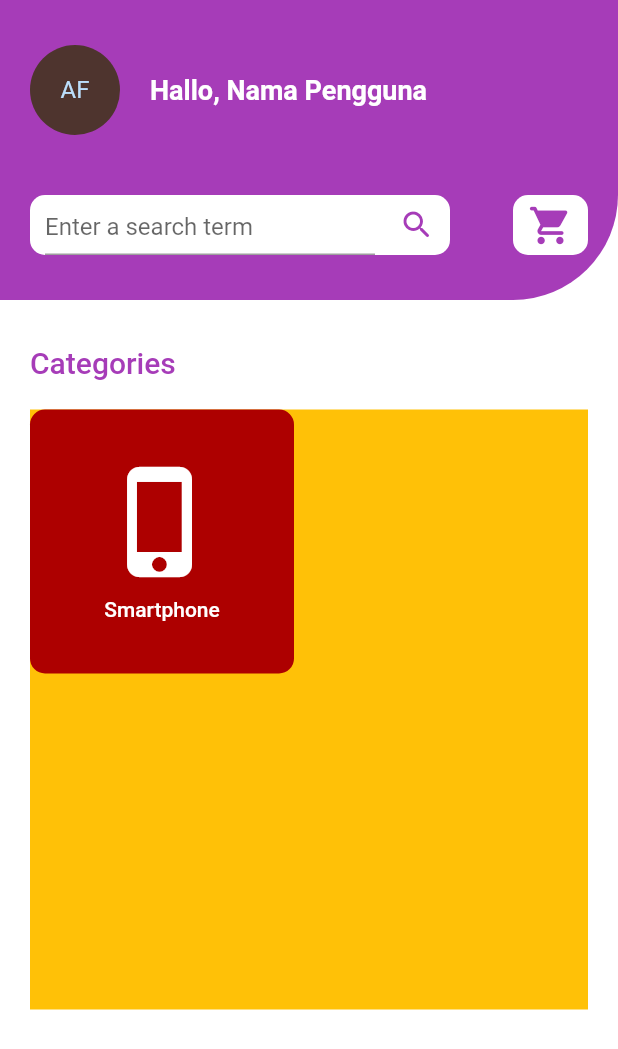
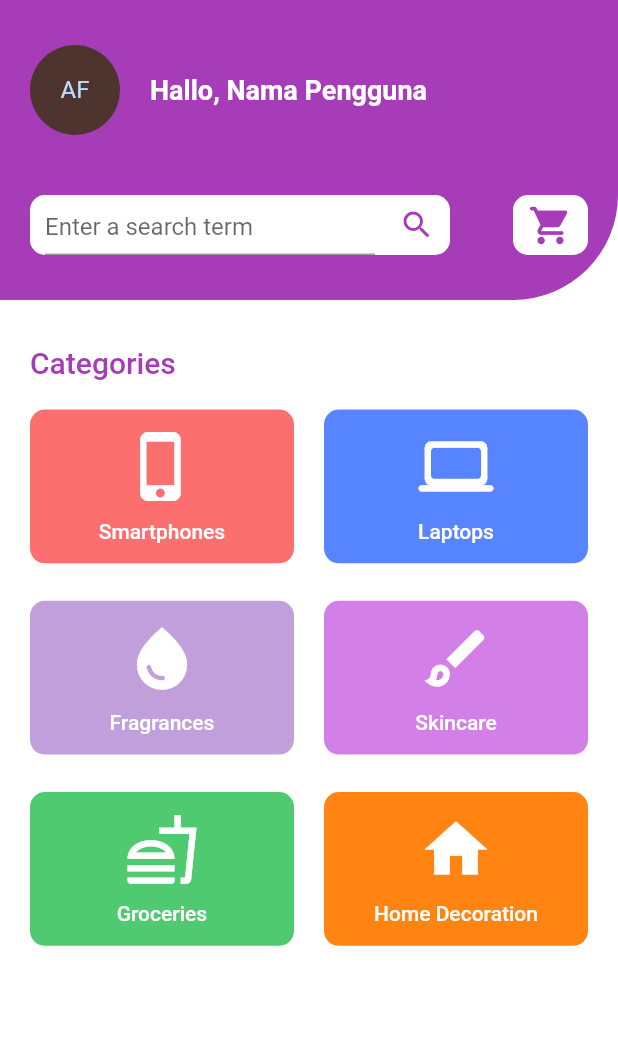
Before and after one commit to FARRAS-DARKUNO/Fake-Store, a Flutter app: the screen it shows after launch, on a phone screen of 412 x 824 dp. Shown: the top 1049 px of the screen. Run offline on Flutter 3.47's test engine with Material 2 defaults, Android fonts, the phone set to English and light mode, and no system bars.

Commit message:
category clear

```diff
--- a/lib/utils/list_category.dart
+++ b/lib/utils/list_category.dart
@@ -8,35 +8,61 @@ class ListCategory {
   ListCategory({required this.name, required this.color, required this.icon});
 }
 
+var sizes = 80;
+
 var listCategoty = [
   ListCategory(
     name: 'Smartphones',
     color: Color.fromARGB(255, 252, 111, 111),
-    icon: Icon(Icons.phone_iphone_rounded),
+    icon: Icon(
+      Icons.phone_iphone_rounded,
+      size: 50,
+      color: Colors.white,
+    ),
   ),
   ListCategory(
     name: 'Laptops',
     color: Color.fromARGB(255, 86, 133, 255),
-    icon: Icon(Icons.laptop_rounded),
+    icon: Icon(
+      Icons.laptop_rounded,
+      size: 50,
+      color: Colors.white,
+    ),
   ),
   ListCategory(
     name: 'Fragrances',
     color: Color.fromARGB(255, 192, 159, 219),
-    icon: Icon(Icons.water_drop),
+    icon: Icon(
+      Icons.water_drop,
+      size: 50,
+      color: Colors.white,
+    ),
   ),
   ListCategory(
     name: 'Skincare',
     color: Color.fromARGB(255, 210, 128, 231),
-    icon: Icon(Icons.brush_outlined),
+    icon: Icon(
+      Icons.brush_outlined,
+      size: 50,
+      color: Colors.white,
+    ),
   ),
   ListCategory(
     name: 'Groceries',
     color: Color.fromARGB(255, 79, 202, 113),
-    icon: Icon(Icons.fastfood_outlined),
+    icon: Icon(
+      Icons.fastfood_outlined,
+      size: 50,
+      color: Colors.white,
+    ),
   ),
   ListCategory(
     name: 'Home Decoration',
     color: Color.fromARGB(255, 255, 132, 18),
-    icon: Icon(Icons.home),
+    icon: Icon(
+      Icons.home,
+      size: 50,
+      color: Colors.white,
+    ),
   ),
 ];
--- a/lib/widget/cetegory_home.dart
+++ b/lib/widget/cetegory_home.dart
@@ -1,4 +1,5 @@
 import 'package:fake_store/utils/color.dart';
+import 'package:fake_store/utils/list_category.dart';
 import 'package:flutter/material.dart';
 import 'package:flutter/widgets.dart';
 
@@ -6,6 +7,10 @@ class CategoryHome extends StatelessWidget {
   const CategoryHome({Key? key}) : super(key: key);
   @override
   Widget build(BuildContext context) {
+    var size = MediaQuery.of(context).size;
+    final double itemHeight = 120;
+    final double itemWidth = size.width / 2;
+
     return Container(
       margin: const EdgeInsets.only(left: 20, right: 20, top: 30, bottom: 30),
       width: double.infinity,
@@ -24,41 +29,43 @@ class CategoryHome extends StatelessWidget {
           ),
           Container(
             // width: double.infinity,
-            height: 400,
-            color: Colors.amber,
+            height: 390,
             child: GridView.count(
               crossAxisCount: 2,
               crossAxisSpacing: 20,
               mainAxisSpacing: 25,
-              children: <Widget>[
-                Container(
-                    width: MediaQuery.of(context).size.width * 0.45,
-                    height: 100,
-                    decoration: const BoxDecoration(
+              childAspectRatio: (itemWidth / itemHeight),
+              children: listCategoty.map((var value) {
+                // print('object');
+                // print(value.color);
+                return InkWell(
+                  onTap: () {
+                    print('Masuk ke next menu ' + value.name);
+                  },
+                  child: Container(
+                    decoration: BoxDecoration(
                       borderRadius: BorderRadius.all(const Radius.circular(10)),
-                      color: const Color.fromARGB(255, 173, 0, 0),
+                      color: value.color,
                     ),
                     child: Column(
                       mainAxisAlignment: MainAxisAlignment.center,
                       children: [
-                        Icon(
-                          Icons.phone_iphone_rounded,
-                          size: 80,
-                          color: Colors.white,
-                        ),
+                        value.icon,
                         SizedBox(
                           height: 10,
                         ),
                         Text(
-                          'Smartphone',
+                          value.name,
                           style: TextStyle(
                               color: Colors.white,
                               fontSize: 14,
                               fontWeight: FontWeight.w500),
                         )
                       ],
-                    )),
-              ],
+                    ),
+                  ),
+                );
+              }).toList(),
             ),
           ),
         ],
```
